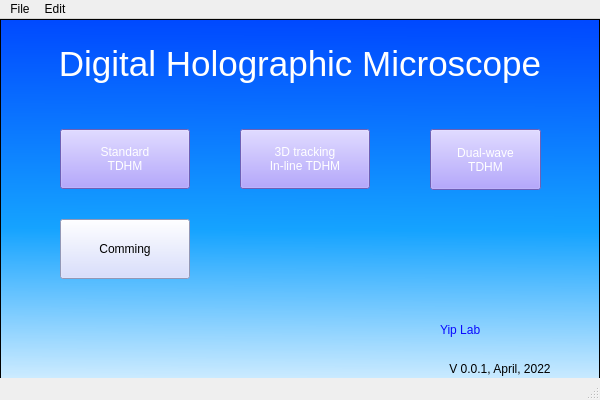
Old version of the form Lei Temp/UI file/Digital_Holographic_Microscope.ui in the repository YipLab/DHM.
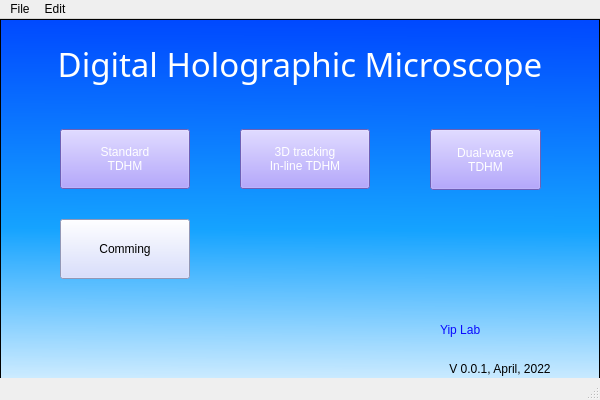
New version of the form. Icons and pictures are not drawn.

What changed in the file:
```diff
--- a/Lei Temp/UI file/Digital_Holographic_Microscope.ui
+++ b/Lei Temp/UI file/Digital_Holographic_Microscope.ui
@@ -49,9 +49,9 @@
     </property>
     <property name="font">
      <font>
-      <family>MS Shell Dlg 2</family>
-      <pointsize>26</pointsize>
-      <weight>50</weight>
+      <family>Arial Black</family>
+      <pointsize>25</pointsize>
+      <weight>10</weight>
       <italic>false</italic>
       <bold>false</bold>
      </font>
```
Left out of the diff: 2 changed lines with no effect on the pictures.
